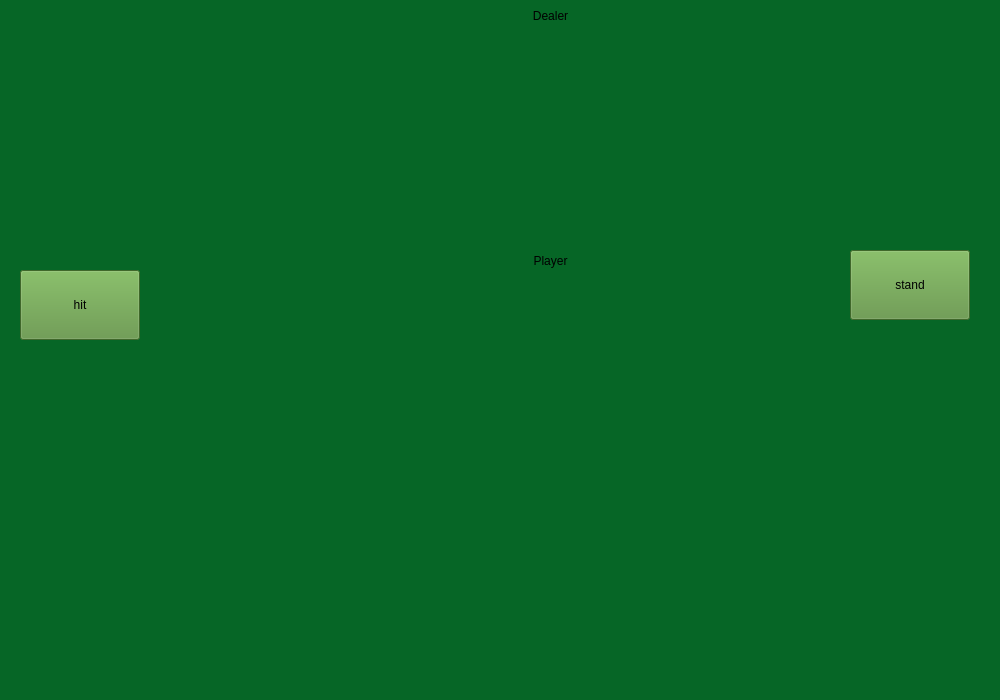
Yaroslav3947/Blackjack, file mainwindow.ui: the form before one commit.
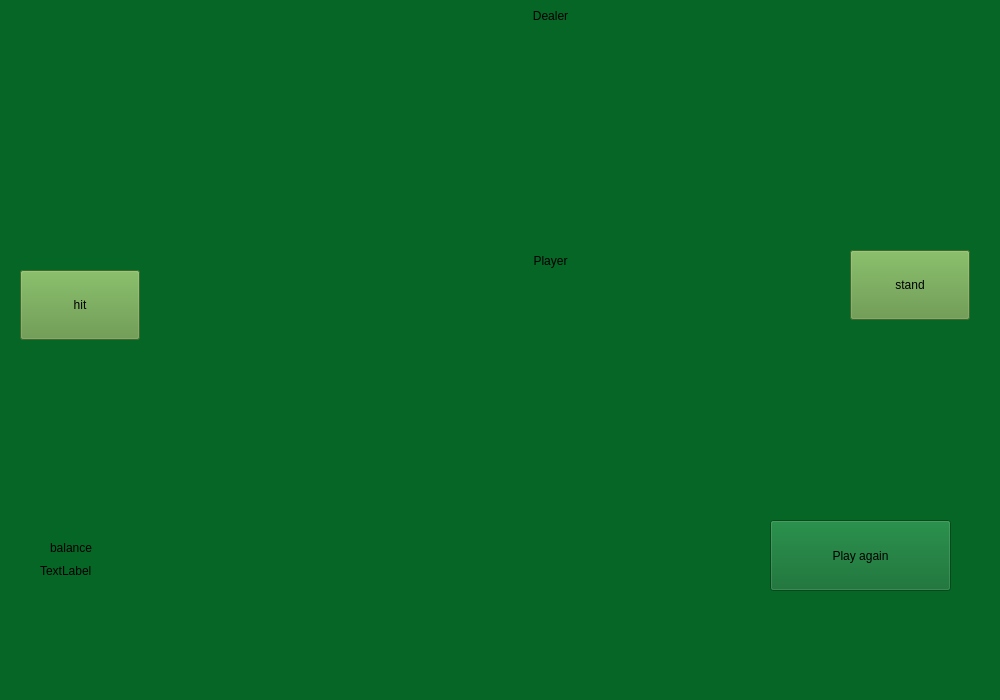
The form after the commit. Icons and pictures are not drawn.

Commit message: refactor mainwindow.cpp and balance label

Patch:
```diff
--- a/mainwindow.ui
+++ b/mainwindow.ui
@@ -299,6 +299,45 @@
      <string/>
     </property>
    </widget>
+   <widget class="QLabel" name="balanceMessage">
+    <property name="geometry">
+     <rect>
+      <x>50</x>
+      <y>540</y>
+      <width>71</width>
+      <height>16</height>
+     </rect>
+    </property>
+    <property name="text">
+     <string>balance</string>
+    </property>
+   </widget>
+   <widget class="QLabel" name="balanceLabel">
+    <property name="geometry">
+     <rect>
+      <x>40</x>
+      <y>560</y>
+      <width>91</width>
+      <height>21</height>
+     </rect>
+    </property>
+    <property name="text">
+     <string>TextLabel</string>
+    </property>
+   </widget>
+   <widget class="QPushButton" name="playAgainButton">
+    <property name="geometry">
+     <rect>
+      <x>770</x>
+      <y>520</y>
+      <width>181</width>
+      <height>71</height>
+     </rect>
+    </property>
+    <property name="text">
+     <string>Play again</string>
+    </property>
+   </widget>
    <zorder>dealerCard1</zorder>
    <zorder>hitButton</zorder>
    <zorder>standButton</zorder>
```
Left out of the diff: 11 changed lines with no effect on the pictures. The commit also changes 10 other files.
